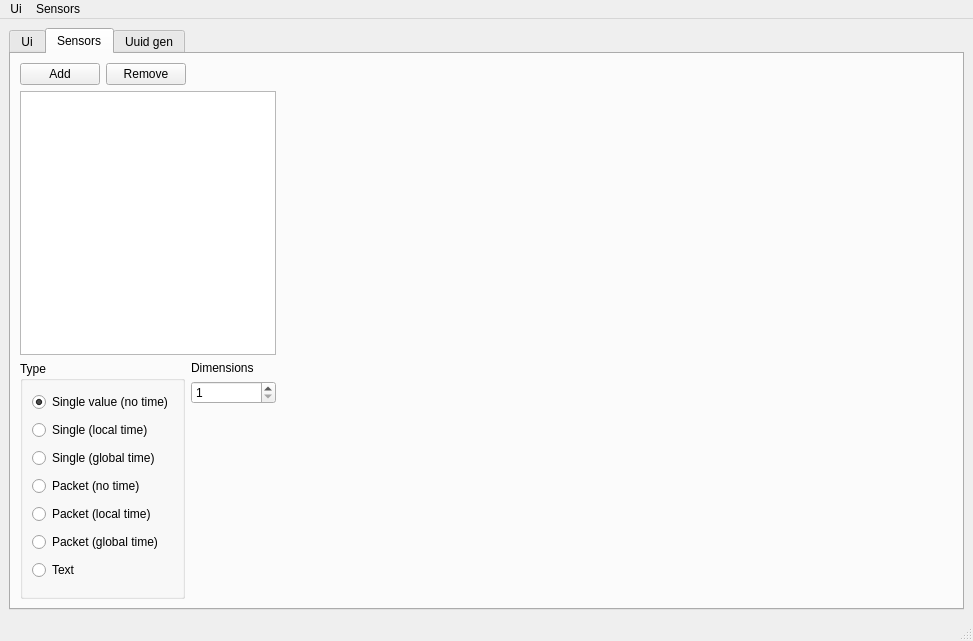
First picture: the form in ArduinoRpcQtDesktop/ArduinoRpcUiGen/MainWindow.ui, repository ooolms/wl_iot_framework, before the edit.
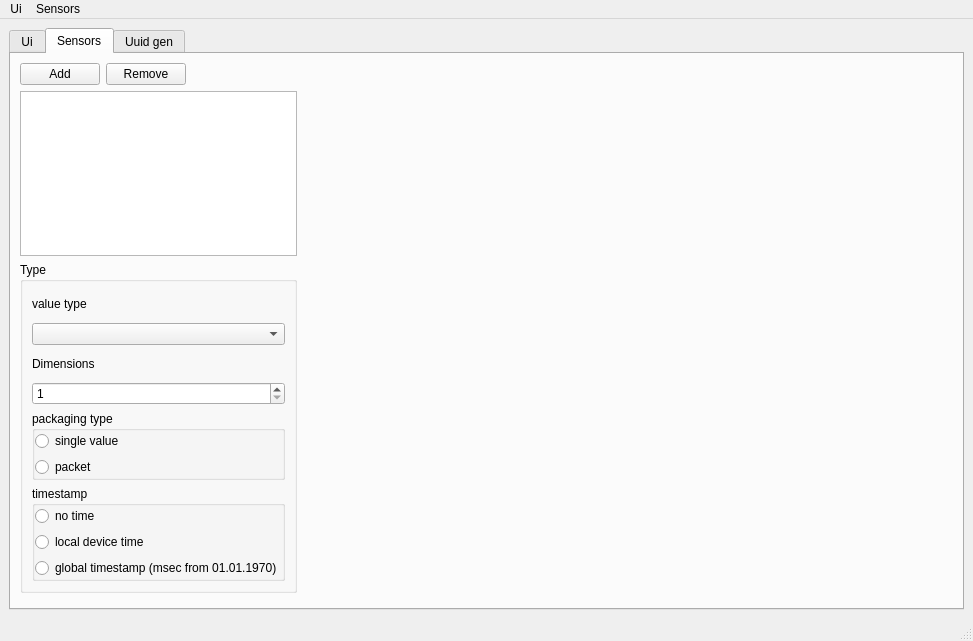
Second picture: the form after the edit. The open tabs and pages were chosen to show the change.

Commit message: * deep refactoring, new sensor types

The edit to the form file:
```diff
--- a/ArduinoRpcQtDesktop/ArduinoRpcUiGen/MainWindow.ui
+++ b/ArduinoRpcQtDesktop/ArduinoRpcUiGen/MainWindow.ui
@@ -27,7 +27,7 @@
     <item>
      <widget class="QTabWidget" name="tabWidget">
       <property name="currentIndex">
-       <number>2</number>
+       <number>0</number>
       </property>
       <widget class="QWidget" name="tab">
        <attribute name="title">
@@ -273,7 +273,7 @@
        <layout class="QHBoxLayout" name="horizontalLayout_7" stretch="0,1">
         <item>
          <widget class="QWidget" name="widget_3" native="true">
-          <layout class="QVBoxLayout" name="verticalLayout_6" stretch="0,1,0">
+          <layout class="QVBoxLayout" name="verticalLayout_6" stretch="0,1,2,0">
            <property name="leftMargin">
             <number>0</number>
            </property>
@@ -335,75 +335,67 @@
             <widget class="QListWidget" name="sensorsTree"/>
            </item>
            <item>
-            <widget class="QWidget" name="widget_5" native="true">
-             <layout class="QHBoxLayout" name="horizontalLayout_6">
-              <property name="leftMargin">
-               <number>0</number>
-              </property>
-              <property name="topMargin">
-               <number>0</number>
-              </property>
-              <property name="rightMargin">
-               <number>0</number>
-              </property>
-              <property name="bottomMargin">
-               <number>0</number>
-              </property>
+            <widget class="QGroupBox" name="sensorTypeGroup">
+             <property name="title">
+              <string>Type</string>
+             </property>
+             <layout class="QVBoxLayout" name="verticalLayout_7">
               <item>
-               <widget class="QGroupBox" name="sensorTypeGroup">
+               <widget class="QLabel" name="label_4">
+                <property name="text">
+                 <string>value type</string>
+                </property>
+               </widget>
+              </item>
+              <item>
+               <widget class="QComboBox" name="sensorValTypeSelect"/>
+              </item>
+              <item>
+               <widget class="QLabel" name="label">
+                <property name="text">
+                 <string>Dimensions</string>
+                </property>
+               </widget>
+              </item>
+              <item>
+               <widget class="QSpinBox" name="sensorDimsEdit">
+                <property name="minimum">
+                 <number>1</number>
+                </property>
+                <property name="maximum">
+                 <number>2147483647</number>
+                </property>
+               </widget>
+              </item>
+              <item>
+               <widget class="QGroupBox" name="groupBox">
                 <property name="title">
-                 <string>Type</string>
+                 <string>packaging type</string>
                 </property>
                 <layout class="QVBoxLayout" name="verticalLayout">
+                 <property name="leftMargin">
+                  <number>0</number>
+                 </property>
+                 <property name="topMargin">
+                  <number>0</number>
+                 </property>
+                 <property name="rightMargin">
+                  <number>0</number>
+                 </property>
+                 <property name="bottomMargin">
+                  <number>0</number>
+                 </property>
                  <item>
-                  <widget class="QRadioButton" name="singleNTSensorBtn">
+                  <widget class="QRadioButton" name="sensorSingleValueBtn">
                    <property name="text">
-                    <string>Single value (no time)</string>
+                    <string>single value</string>
                    </property>
-                   <property name="checked">
-                    <bool>true</bool>
-                   </property>
                   </widget>
                  </item>
                  <item>
-                  <widget class="QRadioButton" name="singleLTSensorBtn">
+                  <widget class="QRadioButton" name="sensorPacketValueBtn">
                    <property name="text">
-                    <string>Single (local time)</string>
-                   </property>
-                  </widget>
-                 </item>
-                 <item>
-                  <widget class="QRadioButton" name="singleGTSensorBtn">
-                   <property name="text">
-                    <string>Single (global time)</string>
-                   </property>
-                  </widget>
-                 </item>
-                 <item>
-                  <widget class="QRadioButton" name="packetNTSensorBtn">
-                   <property name="text">
-                    <string>Packet (no time)</string>
-                   </property>
-                  </widget>
-                 </item>
-                 <item>
-                  <widget class="QRadioButton" name="packetLTSensorBtn">
-                   <property name="text">
-                    <string>Packet (local time)</string>
-                   </property>
-                  </widget>
-                 </item>
-                 <item>
-                  <widget class="QRadioButton" name="packetGTSensorBtn">
-                   <property name="text">
-                    <string>Packet (global time)</string>
-                   </property>
-                  </widget>
-                 </item>
-                 <item>
-                  <widget class="QRadioButton" name="textSensorBtn">
-                   <property name="text">
-                    <string>Text</string>
+                    <string>packet</string>
                    </property>
                   </widget>
                  </item>
@@ -411,7 +403,10 @@
                </widget>
               </item>
               <item>
-               <widget class="QWidget" name="widget_6" native="true">
+               <widget class="QGroupBox" name="groupBox_2">
+                <property name="title">
+                 <string>timestamp</string>
+                </property>
                 <layout class="QVBoxLayout" name="verticalLayout_5">
                  <property name="leftMargin">
                   <number>0</number>
@@ -426,34 +421,25 @@
                   <number>0</number>
                  </property>
                  <item>
-                  <widget class="QLabel" name="label">
+                  <widget class="QRadioButton" name="sensorNoTimeBtn">
                    <property name="text">
-                    <string>Dimensions</string>
+                    <string>no time</string>
                    </property>
                   </widget>
                  </item>
                  <item>
-                  <widget class="QSpinBox" name="sensorDimsEdit">
-                   <property name="minimum">
-                    <number>1</number>
+                  <widget class="QRadioButton" name="sensorLocalTimeBtn">
+                   <property name="text">
+                    <string>local device time</string>
                    </property>
-                   <property name="maximum">
-                    <number>2147483647</number>
-                   </property>
                   </widget>
                  </item>
                  <item>
-                  <spacer name="verticalSpacer">
-                   <property name="orientation">
-                    <enum>Qt::Vertical</enum>
+                  <widget class="QRadioButton" name="sensorGlobalTimeBtn">
+                   <property name="text">
+                    <string>global timestamp (msec from 01.01.1970)</string>
                    </property>
-                   <property name="sizeHint" stdset="0">
-                    <size>
-                     <width>20</width>
-                     <height>195</height>
-                    </size>
-                   </property>
-                  </spacer>
+                  </widget>
                  </item>
                 </layout>
                </widget>
@@ -461,6 +447,24 @@
              </layout>
             </widget>
            </item>
+           <item>
+            <widget class="QWidget" name="widget_5" native="true">
+             <layout class="QHBoxLayout" name="horizontalLayout_6">
+              <property name="leftMargin">
+               <number>0</number>
+              </property>
+              <property name="topMargin">
+               <number>0</number>
+              </property>
+              <property name="rightMargin">
+               <number>0</number>
+              </property>
+              <property name="bottomMargin">
+               <number>0</number>
+              </property>
+             </layout>
+            </widget>
+           </item>
           </layout>
          </widget>
         </item>
```
The commit also changes 65 other files.
